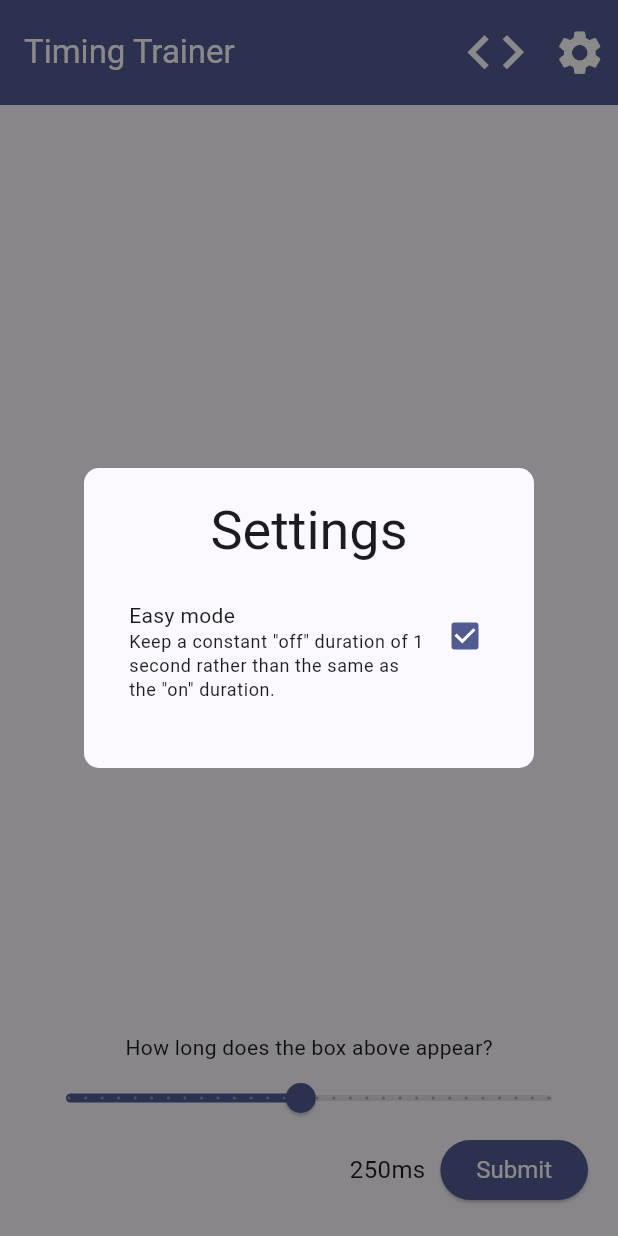
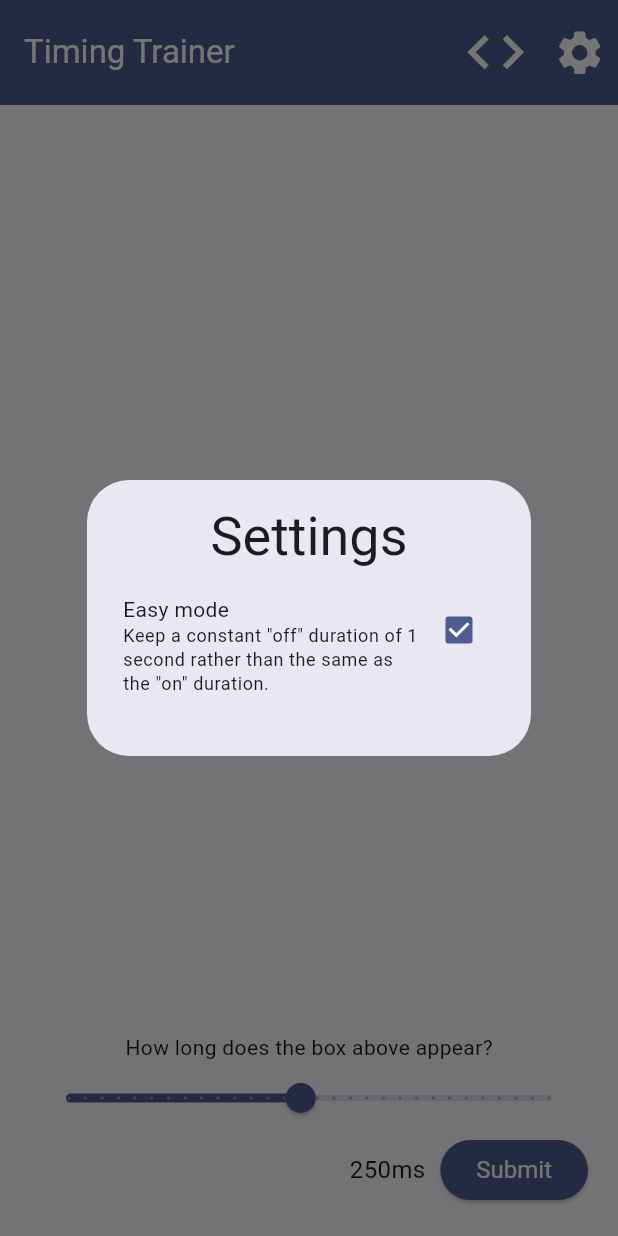
Before and after one commit to adil192/timing_flutter, a Flutter app: the screen it shows after launch, after a tap on the "settings" icon, on a phone screen of 412 x 824 dp. Run offline on Flutter 3.47's test engine with Material 2 defaults, Android fonts, the phone set to English and light mode, and no system bars; drawn by our look-alikes of dynamic_color; our stand-ins replace shared_preferences.

Commit message:
feat: remove `flutter_smart_dialog` dependency

```diff
--- a/lib/main.dart
+++ b/lib/main.dart
@@ -2,7 +2,6 @@
 
 import 'package:dynamic_color/dynamic_color.dart';
 import 'package:url_launcher/url_launcher.dart';
-import 'package:flutter_smart_dialog/flutter_smart_dialog.dart';
 
 import 'package:timing_flutter/blinking_square.dart';
 import 'package:timing_flutter/settings_dialogue.dart';
@@ -54,10 +53,6 @@
           ),
           themeMode: ThemeMode.system,
           home: const MyHomePage(title: "Timing Trainer"),
-
-          // flutter_smart_dialog
-          navigatorObservers: [FlutterSmartDialog.observer],
-          builder: FlutterSmartDialog.init(),
         );
       },
     );
@@ -116,8 +111,12 @@
   }
 
   openSettings() {
-    SmartDialog.dismiss();
-    SmartDialog.show(builder: (context) => const SettingsDialog());
+    showDialog(
+      context: context,
+      builder: (context) => const AlertDialog(
+        content: SettingsDialog(),
+      ),
+    );
   }
 
   @override
--- a/lib/settings_dialogue.dart
+++ b/lib/settings_dialogue.dart
@@ -36,17 +36,8 @@
   @override
   Widget build(BuildContext context) {
     ColorScheme colorScheme = Theme.of(context).colorScheme;
-    return Container(
-      height: 200,
-      width: 300,
-      decoration: BoxDecoration(
-        color: colorScheme.surface,
-        borderRadius: BorderRadius.circular(10),
-      ),
-      alignment: Alignment.center,
-      child: Padding(
-        padding: const EdgeInsets.symmetric(horizontal: 30, vertical: 20),
-        child: Column(
+    return Column(
+      mainAxisSize: MainAxisSize.min,
       children: [
         Text(
           "Settings",
@@ -54,17 +45,15 @@
             color: colorScheme.onSurface,
           ),
         ),
-            const Spacer(),
+        const SizedBox(height: 16),
         SettingsCheckbox(
           label: "Easy mode",
           hint: 'Keep a constant "off" duration of 1 second rather than the same as the "on" duration.',
           value: prefs?.getBool('easyMode') ?? true,
           onChanged: (bool? value) => _onChanged('easyMode', value),
         ),
-            const Spacer(),
+        const SizedBox(height: 16),
       ],
-        ),
-      ),
     );
   }
 }
--- a/pubspec.yaml
+++ b/pubspec.yaml
@@ -38,7 +38,6 @@
   dynamic_color: ^1.5.4
 
   url_launcher: ^6.1.7
-  flutter_smart_dialog: ^4.7.2
   shared_preferences: ^2.0.15
 
 dev_dependencies:
```
Also changed, not shown: pubspec.lock. Lines whose indentation alone changed are shown as unchanged.
